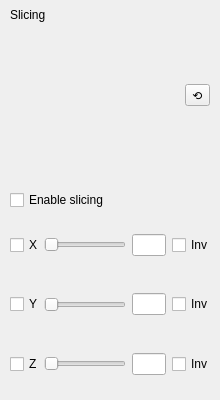
This is src/ui/slicing_page.ui in thermeng/SciRender as Qt 5 draws it before an edit. The edited form follows.
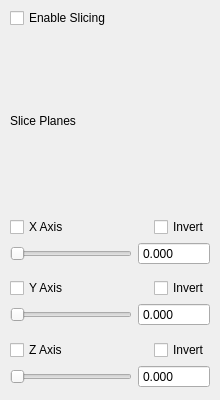
This is the edited form.

Commit message: ui: slicing page ui declutter

What changed in the file:
```diff
--- a/src/ui/slicing_page.ui
+++ b/src/ui/slicing_page.ui
@@ -12,7 +12,7 @@
   </property>
   <layout class="QVBoxLayout" name="verticalLayout">
    <property name="spacing">
-    <number>7</number>
+    <number>4</number>
    </property>
    <property name="leftMargin">
     <number>10</number>
@@ -26,64 +26,17 @@
    <property name="bottomMargin">
     <number>8</number>
    </property>
-   <item>
-    <widget class="QWidget" name="headerRow" native="true">
-     <layout class="QHBoxLayout" name="headerRowLayout">
-      <property name="spacing">
-       <number>6</number>
-      </property>
-      <property name="leftMargin">
-       <number>0</number>
-      </property>
-      <property name="topMargin">
-       <number>0</number>
-      </property>
-      <property name="rightMargin">
-       <number>0</number>
-      </property>
-      <property name="bottomMargin">
-       <number>0</number>
-      </property>
-      <item>
-       <widget class="QLabel" name="slicingHeader">
-        <property name="text">
-         <string>Slicing</string>
-        </property>
-        <property name="alignment">
-         <set>Qt::AlignmentFlag::AlignLeading|Qt::AlignmentFlag::AlignLeft|Qt::AlignmentFlag::AlignTop</set>
-        </property>
-       </widget>
-      </item>
-      <item>
-       <spacer name="headerSpacer">
-        <property name="orientation">
-         <enum>Qt::Orientation::Horizontal</enum>
-        </property>
-        <property name="sizeHint" stdset="0">
-         <size>
-          <width>0</width>
-          <height>0</height>
-         </size>
-        </property>
-       </spacer>
-      </item>
-      <item>
-       <widget class="QToolButton" name="refreshBtn">
-        <property name="text">
-         <string>⟲</string>
-        </property>
-        <property name="toolTip">
-         <string>Disable all slice planes</string>
-        </property>
-       </widget>
-      </item>
-     </layout>
-    </widget>
-   </item>
    <item>
     <widget class="QCheckBox" name="enableCb">
      <property name="text">
-      <string>Enable slicing</string>
+      <string>Enable Slicing</string>
+     </property>
+    </widget>
+   </item>
+   <item>
+    <widget class="QLabel" name="slicePlanesHeader">
+     <property name="text">
+      <string>Slice Planes</string>
      </property>
     </widget>
    </item>
@@ -91,7 +44,7 @@
     <widget class="QWidget" name="optionsGroup" native="true">
      <layout class="QVBoxLayout" name="optionsLayout">
       <property name="spacing">
-       <number>4</number>
+       <number>6</number>
       </property>
       <property name="leftMargin">
        <number>0</number>
@@ -106,10 +59,10 @@
        <number>0</number>
       </property>
       <item>
-       <widget class="QWidget" name="xRow" native="true">
-        <layout class="QHBoxLayout" name="xRowLayout">
+       <widget class="QWidget" name="xAxisGroup" native="true">
+        <layout class="QVBoxLayout" name="xAxisLayout">
          <property name="spacing">
-          <number>6</number>
+          <number>2</number>
          </property>
          <property name="leftMargin">
           <number>0</number>
@@ -124,76 +77,89 @@
           <number>0</number>
          </property>
          <item>
-          <widget class="QCheckBox" name="axisX">
-           <property name="minimumSize">
-            <size>
-             <width>28</width>
-             <height>0</height>
-            </size>
+          <layout class="QHBoxLayout" name="xRow1">
+           <property name="spacing">
+            <number>4</number>
            </property>
-           <property name="maximumSize">
-            <size>
-             <width>28</width>
-             <height>16777215</height>
-            </size>
-           </property><property name="text">
-            <string>X</string>
-           </property>
-          </widget>
+           <item>
+            <widget class="QCheckBox" name="axisX">
+             <property name="text">
+              <string>X Axis</string>
+             </property>
+            </widget>
+           </item>
+           <item>
+            <spacer name="xRow1Spacer">
+             <property name="orientation">
+              <enum>Qt::Orientation::Horizontal</enum>
+             </property>
+             <property name="sizeHint" stdset="0">
+              <size>
+               <width>0</width>
+               <height>0</height>
+              </size>
+             </property>
+            </spacer>
+           </item>
+           <item>
+            <widget class="QCheckBox" name="invX">
+             <property name="text">
+              <string>Invert</string>
+             </property>
+            </widget>
+           </item>
+          </layout>
          </item>
          <item>
-          <widget class="QSlider" name="sliceXSlider">
-           <property name="minimum">
-            <number>0</number>
+          <layout class="QHBoxLayout" name="xRow2">
+           <property name="spacing">
+            <number>6</number>
            </property>
-           <property name="maximum">
-            <number>1000</number>
-           </property>
-           <property name="value">
-            <number>0</number>
-           </property>
-           <property name="orientation">
-            <enum>Qt::Orientation::Horizontal</enum>
-           </property>
-          </widget>
+           <item>
+            <widget class="QSlider" name="sliceXSlider">
+             <property name="minimum">
+              <number>0</number>
+             </property>
+             <property name="maximum">
+              <number>1000</number>
+             </property>
+             <property name="value">
+              <number>0</number>
+             </property>
+             <property name="orientation">
+              <enum>Qt::Orientation::Horizontal</enum>
+             </property>
+            </widget>
+           </item>
+           <item>
+            <widget class="QDoubleSpinBox" name="xSpinBox">
+             <property name="minimumWidth">
+              <number>60</number>
+             </property>
+             <property name="buttonSymbols">
+              <enum>QAbstractSpinBox::NoButtons</enum>
+             </property>
+             <property name="decimals">
+              <number>3</number>
+             </property>
+             <property name="minimum">
+              <double>-99999.000000000000000</double>
+             </property>
+             <property name="maximum">
+              <double>99999.000000000000000</double>
+             </property>
+            </widget>
+           </item>
+          </layout>
          </item>
-         <item>
-          <widget class="QLineEdit" name="xField">
-           <property name="maximumSize">
-            <size>
-             <width>36</width>
-             <height>16777215</height>
-            </size>
-           </property>
-          </widget>
-         </item>
-         <item>
-          <widget class="QCheckBox" name="invX">
-           <property name="minimumSize">
-            <size>
-             <width>38</width>
-             <height>0</height>
-            </size>
-           </property>
-           <property name="maximumSize">
-            <size>
-             <width>38</width>
-             <height>16777215</height>
-            </size>
-           </property>
-           <property name="text">
-            <string>Inv</string>
-           </property>
-          </widget>
-         </item>
         </layout>
        </widget>
       </item>
       <item>
-       <widget class="QWidget" name="yRow" native="true">
-        <layout class="QHBoxLayout" name="yRowLayout">
+       <widget class="QWidget" name="yAxisGroup" native="true">
+        <layout class="QVBoxLayout" name="yAxisLayout">
          <property name="spacing">
-          <number>6</number>
+          <number>2</number>
          </property>
          <property name="leftMargin">
           <number>0</number>
@@ -208,76 +174,89 @@
           <number>0</number>
          </property>
          <item>
-          <widget class="QCheckBox" name="axisY">
-           <property name="minimumSize">
-            <size>
-             <width>28</width>
-             <height>0</height>
-            </size>
+          <layout class="QHBoxLayout" name="yRow1">
+           <property name="spacing">
+            <number>4</number>
            </property>
-           <property name="maximumSize">
-            <size>
-             <width>28</width>
-             <height>16777215</height>
-            </size>
-           </property><property name="text">
-            <string>Y</string>
-           </property>
-          </widget>
+           <item>
+            <widget class="QCheckBox" name="axisY">
+             <property name="text">
+              <string>Y Axis</string>
+             </property>
+            </widget>
+           </item>
+           <item>
+            <spacer name="yRow1Spacer">
+             <property name="orientation">
+              <enum>Qt::Orientation::Horizontal</enum>
+             </property>
+             <property name="sizeHint" stdset="0">
+              <size>
+               <width>0</width>
+               <height>0</height>
+              </size>
+             </property>
+            </spacer>
+           </item>
+           <item>
+            <widget class="QCheckBox" name="invY">
+             <property name="text">
+              <string>Invert</string>
+             </property>
+            </widget>
+           </item>
+          </layout>
          </item>
          <item>
-          <widget class="QSlider" name="sliceYSlider">
-           <property name="minimum">
-            <number>0</number>
+          <layout class="QHBoxLayout" name="yRow2">
+           <property name="spacing">
+            <number>6</number>
            </property>
-           <property name="maximum">
-            <number>1000</number>
-           </property>
-           <property name="value">
-            <number>0</number>
-           </property>
-           <property name="orientation">
-            <enum>Qt::Orientation::Horizontal</enum>
-           </property>
-          </widget>
+           <item>
+            <widget class="QSlider" name="sliceYSlider">
+             <property name="minimum">
+              <number>0</number>
+             </property>
+             <property name="maximum">
+              <number>1000</number>
+             </property>
+             <property name="value">
+              <number>0</number>
+             </property>
+             <property name="orientation">
+              <enum>Qt::Orientation::Horizontal</enum>
+             </property>
+            </widget>
+           </item>
+           <item>
+            <widget class="QDoubleSpinBox" name="ySpinBox">
+             <property name="minimumWidth">
+              <number>60</number>
+             </property>
+             <property name="buttonSymbols">
+              <enum>QAbstractSpinBox::NoButtons</enum>
+             </property>
+             <property name="decimals">
+              <number>3</number>
+             </property>
+             <property name="minimum">
+              <double>-99999.000000000000000</double>
+             </property>
+             <property name="maximum">
+              <double>99999.000000000000000</double>
+             </property>
+            </widget>
+           </item>
+          </layout>
          </item>
-         <item>
-          <widget class="QLineEdit" name="yField">
-           <property name="maximumSize">
-            <size>
-             <width>36</width>
-             <height>16777215</height>
-            </size>
-           </property>
-          </widget>
-         </item>
-         <item>
-          <widget class="QCheckBox" name="invY">
-           <property name="minimumSize">
-            <size>
-             <width>38</width>
-             <height>0</height>
-            </size>
-           </property>
-           <property name="maximumSize">
-            <size>
-             <width>38</width>
-             <height>16777215</height>
-            </size>
-           </property>
-           <property name="text">
-            <string>Inv</string>
-           </property>
-          </widget>
-         </item>
         </layout>
        </widget>
       </item>
       <item>
-       <widget class="QWidget" name="zRow" native="true">
-        <layout class="QHBoxLayout" name="zRowLayout">
+       <widget class="QWidget" name="zAxisGroup" native="true">
+        <layout class="QVBoxLayout" name="zAxisLayout">
          <property name="spacing">
-          <number>6</number>
+          <number>2</number>
          </property>
          <property name="leftMargin">
           <number>0</number>
@@ -292,67 +271,80 @@
           <number>0</number>
          </property>
          <item>
-          <widget class="QCheckBox" name="axisZ">
-           <property name="minimumSize">
-            <size>
-             <width>28</width>
-             <height>0</height>
-            </size>
+          <layout class="QHBoxLayout" name="zRow1">
+           <property name="spacing">
+            <number>4</number>
            </property>
-           <property name="maximumSize">
-            <size>
-             <width>28</width>
-             <height>16777215</height>
-            </size>
-           </property><property name="text">
-            <string>Z</string>
-           </property>
-          </widget>
+           <item>
+            <widget class="QCheckBox" name="axisZ">
+             <property name="text">
+              <string>Z Axis</string>
+             </property>
+            </widget>
+           </item>
+           <item>
+            <spacer name="zRow1Spacer">
+             <property name="orientation">
+              <enum>Qt::Orientation::Horizontal</enum>
+             </property>
+             <property name="sizeHint" stdset="0">
+              <size>
+               <width>0</width>
+               <height>0</height>
+              </size>
+             </property>
+            </spacer>
+           </item>
+           <item>
+            <widget class="QCheckBox" name="invZ">
+             <property name="text">
+              <string>Invert</string>
+             </property>
+            </widget>
+           </item>
+          </layout>
          </item>
          <item>
-          <widget class="QSlider" name="sliceZSlider">
-           <property name="minimum">
-            <number>0</number>
+          <layout class="QHBoxLayout" name="zRow2">
+           <property name="spacing">
+            <number>6</number>
            </property>
-           <property name="maximum">
-            <number>1000</number>
-           </property>
-           <property name="value">
-            <number>0</number>
-           </property>
-           <property name="orientation">
-            <enum>Qt::Orientation::Horizontal</enum>
-           </property>
-          </widget>
-         </item>
-         <item>
-          <widget class="QLineEdit" name="zField">
-           <property name="maximumSize">
-            <size>
-             <width>36</width>
-             <height>16777215</height>
-            </size>
-           </property>
-          </widget>
-         </item>
-         <item>
-          <widget class="QCheckBox" name="invZ">
-           <property name="minimumSize">
-            <size>
-             <width>38</width>
-             <height>0</height>
-            </size>
-           </property>
-           <property name="maximumSize">
-            <size>
-             <width>38</width>
-             <height>16777215</height>
-            </size>
-           </property>
-           <property name="text">
-            <string>Inv</string>
-           </property>
-          </widget>
+           <item>
+            <widget class="QSlider" name="sliceZSlider">
+             <property name="minimum">
+              <number>0</number>
+             </property>
+             <property name="maximum">
+              <number>1000</number>
+             </property>
+             <property name="value">
+              <number>0</number>
+             </property>
+             <property name="orientation">
+              <enum>Qt::Orientation::Horizontal</enum>
+             </property>
+            </widget>
+           </item>
+           <item>
+            <widget class="QDoubleSpinBox" name="zSpinBox">
+             <property name="minimumWidth">
+              <number>60</number>
+             </property>
+             <property name="buttonSymbols">
+              <enum>QAbstractSpinBox::NoButtons</enum>
+             </property>
+             <property name="decimals">
+              <number>3</number>
+             </property>
+             <property name="minimum">
+              <double>-99999.000000000000000</double>
+             </property>
+             <property name="maximum">
+              <double>99999.000000000000000</double>
+             </property>
+            </widget>
+           </item>
+          </layout>
          </item>
         </layout>
        </widget>
```
Left out of the diff: 3 changed lines with no effect on the pictures. The commit also changes 3 other files.
